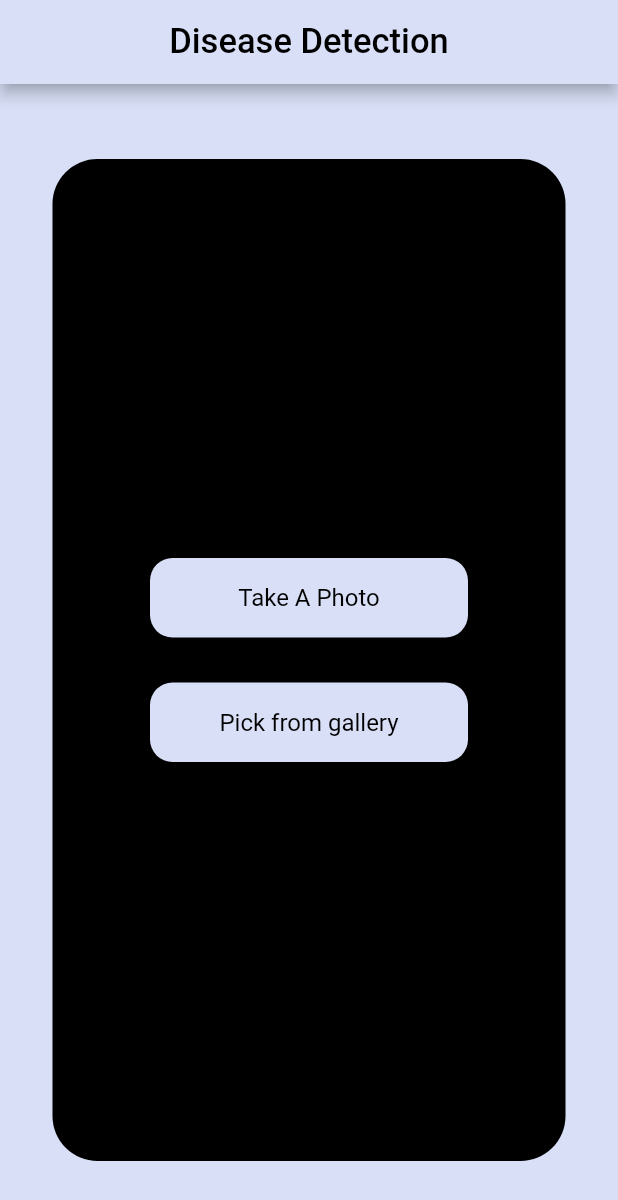
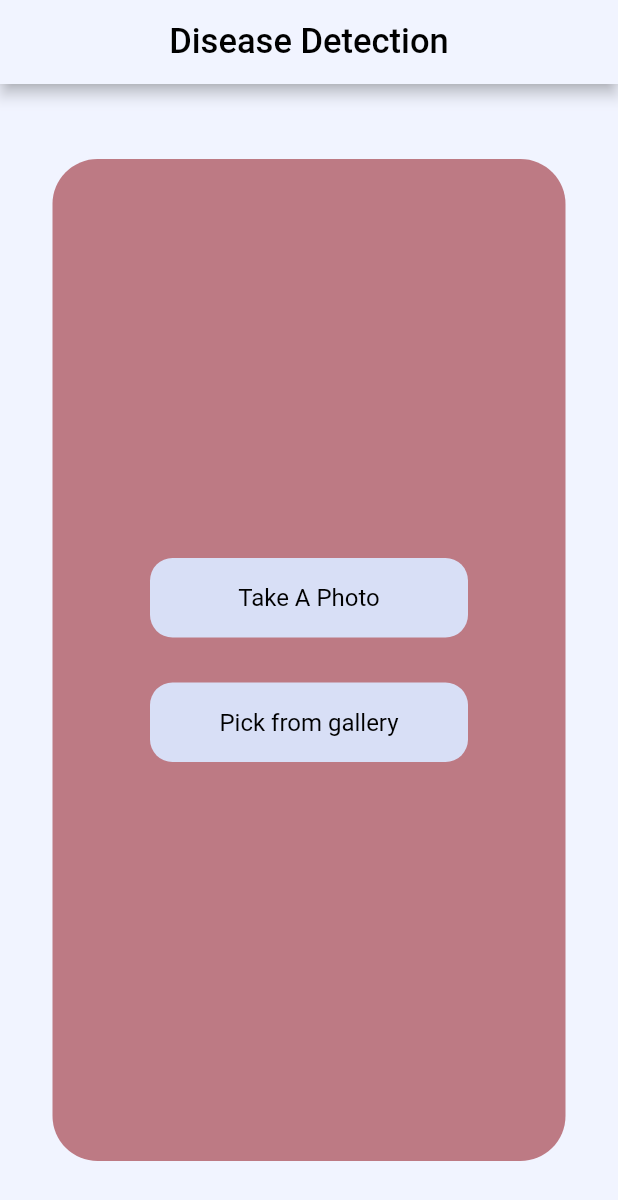
Before and after one commit to Unstoppable-SDP/fasela_app, a Flutter app: the screen it shows after launch, after a tap on "Disease Detection", on a phone screen of 412 x 824 dp. Shown: the top 1200 px of the screen. Run offline on Flutter 3.47's test engine with Material 2 defaults, Android fonts, the phone set to English and light mode, and no system bars; our stand-ins replace cloud_firestore, firebase_core, firebase_database, firebase_messaging, flutter_local_notifications, image_picker; missing offline and left inert: tflite; accounts and stored records are empty.

Commit message:
fix: small details

```diff
--- a/lib/DiseaseDetection.dart
+++ b/lib/DiseaseDetection.dart
@@ -33,8 +33,8 @@ class _DiseaseDetectionState extends State<DiseaseDetection> {
       path: image.path,
       numResults: 11,
       threshold: 0,
-      imageMean: 0.0,
-      imageStd: 1.0,
+      imageMean: 0,
+      imageStd: 255
     );
     print(output);
     setState(() {
@@ -45,7 +45,7 @@ class _DiseaseDetectionState extends State<DiseaseDetection> {
 
   loadModel() async {
     await Tflite.loadModel(
-      model: 'assets/model.tflite',
+      model: 'assets/model_unquant.tflite',
       labels: 'assets/lables.txt',
     );
   }
@@ -92,7 +92,7 @@ class _DiseaseDetectionState extends State<DiseaseDetection> {
     return MaterialApp(
         home: Scaffold(
             appBar: AppBar(
-              backgroundColor: Color.fromARGB(255, 216, 223, 246),
+              backgroundColor: Color(0xFFF1F4FF),
               centerTitle: true,
               title: Text(
                 'Disease Detection',
@@ -104,13 +104,13 @@ class _DiseaseDetectionState extends State<DiseaseDetection> {
               ),
             ),
             body: Container(
-                color: Color.fromARGB(255, 216, 223, 246),
+                color: Color(0xFFF1F4FF),
                 padding: EdgeInsets.symmetric(horizontal: 35, vertical: 50),
                 child: Container(
                   alignment: Alignment.center,
                   padding: EdgeInsets.all(30),
                   decoration: BoxDecoration(
-                    color: Colors.black,
+                    color: Color.fromARGB(255, 189, 122, 132),
                     borderRadius: BorderRadius.circular(30),
                   ),
                   child: Column(
@@ -143,7 +143,7 @@ class _DiseaseDetectionState extends State<DiseaseDetection> {
                                           ? Text(
                                               'The toamto condition is  ${_output[0]['label']}',
                                               style: const TextStyle(
-                                                color: Colors.blue,
+                                                color: Color(0xFFFDEAED),
                                                 fontSize: 18,
                                                 fontWeight: FontWeight.w400,
                                               ),
```
Also changed, not shown: lib/plantCodition.dart (+12 -15 lines), 2 other files.
